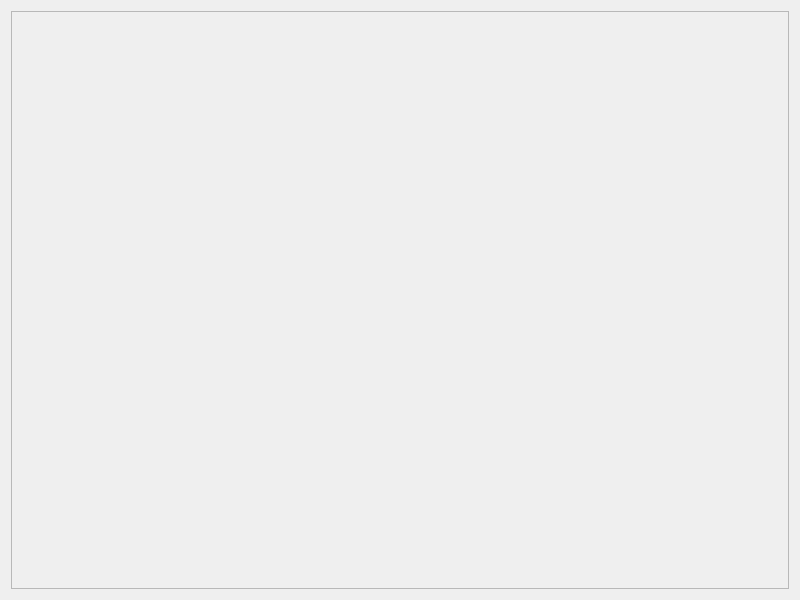
Above: Projects/ProjectBrainweaver/qtpvdbviewtestsdialog.ui from richelbilderbeek/ProjectRichelBilderbeek before the change. Below: the same form after it.
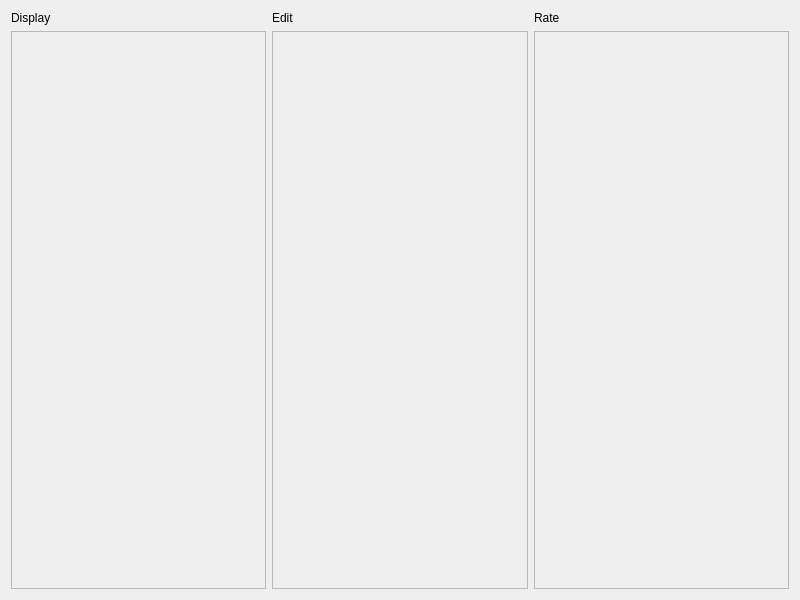
That is the form after the change. Icons and pictures are not drawn.

```diff
--- a/Projects/ProjectBrainweaver/qtpvdbviewtestsdialog.ui
+++ b/Projects/ProjectBrainweaver/qtpvdbviewtestsdialog.ui
@@ -17,19 +17,74 @@
    <iconset resource="Brainweaver.qrc">
     <normaloff>:/images/PicArrow14x14.png</normaloff>:/images/PicArrow14x14.png</iconset>
   </property>
-  <layout class="QVBoxLayout" name="verticalLayout">
-   <item>
-    <widget class="QScrollArea" name="scrollArea">
+  <layout class="QGridLayout" name="gridLayout">
+   <item row="0" column="0">
+    <widget class="QLabel" name="label_display">
+     <property name="text">
+      <string>Display</string>
+     </property>
+    </widget>
+   </item>
+   <item row="0" column="1">
+    <widget class="QLabel" name="label_edit">
+     <property name="text">
+      <string>Edit</string>
+     </property>
+    </widget>
+   </item>
+   <item row="0" column="2">
+    <widget class="QLabel" name="label_rate">
+     <property name="text">
+      <string>Rate</string>
+     </property>
+    </widget>
+   </item>
+   <item row="1" column="0">
+    <widget class="QScrollArea" name="scrollArea_display">
      <property name="widgetResizable">
       <bool>true</bool>
      </property>
-     <widget class="QWidget" name="contents">
+     <widget class="QWidget" name="display_contents">
       <property name="geometry">
        <rect>
         <x>0</x>
         <y>0</y>
-        <width>780</width>
-        <height>580</height>
+        <width>255</width>
+        <height>557</height>
+       </rect>
+      </property>
+     </widget>
+    </widget>
+   </item>
+   <item row="1" column="1">
+    <widget class="QScrollArea" name="scrollArea_edit">
+     <property name="widgetResizable">
+      <bool>true</bool>
+     </property>
+     <widget class="QWidget" name="edit_contents">
+      <property name="geometry">
+       <rect>
+        <x>0</x>
+        <y>0</y>
+        <width>254</width>
+        <height>557</height>
+       </rect>
+      </property>
+     </widget>
+    </widget>
+   </item>
+   <item row="1" column="2">
+    <widget class="QScrollArea" name="scrollArea_rate">
+     <property name="widgetResizable">
+      <bool>true</bool>
+     </property>
+     <widget class="QWidget" name="rate_contents">
+      <property name="geometry">
+       <rect>
+        <x>0</x>
+        <y>0</y>
+        <width>255</width>
+        <height>557</height>
        </rect>
       </property>
      </widget>
```
